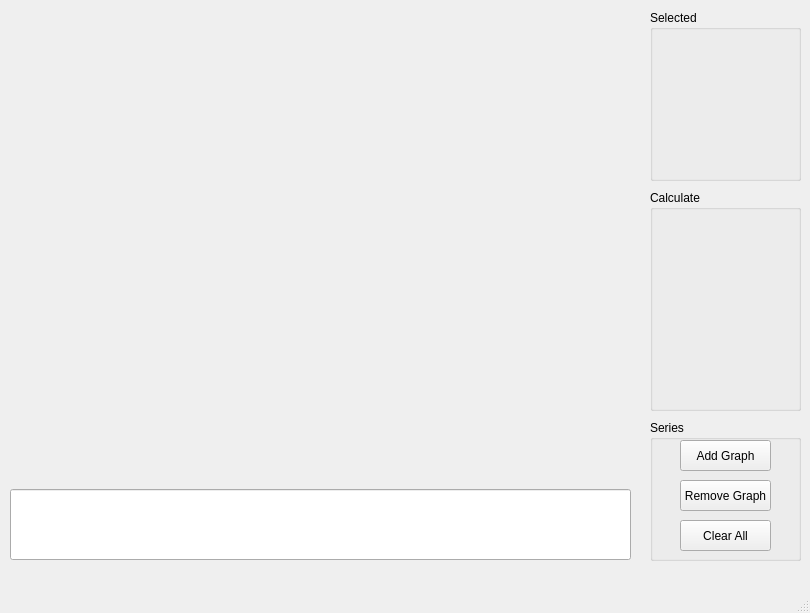
First picture: the form in View/mainwindow.ui, repository Qt-MVC-MVVM/MiniGrapher, before the edit.
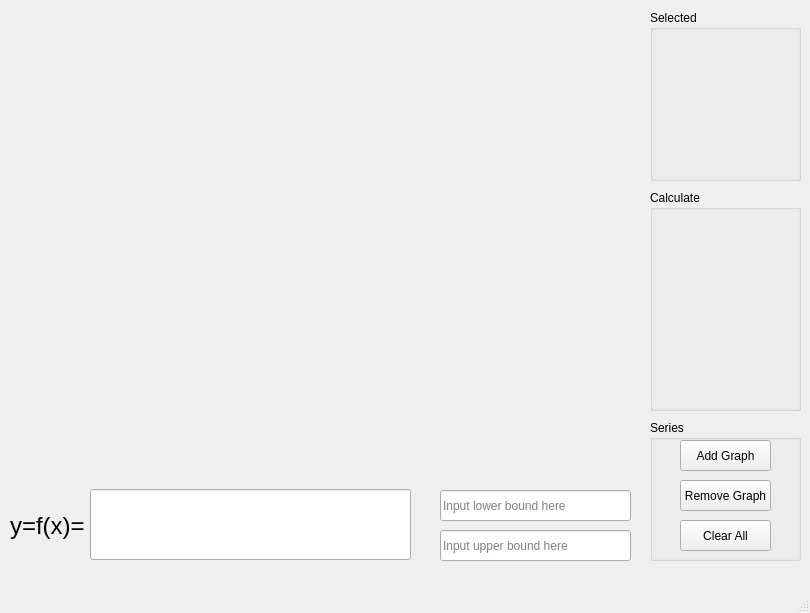
Second picture: the form after the edit. Custom widgets are drawn as their Qt base class.

What changed in the file:
```diff
--- a/View/mainwindow.ui
+++ b/View/mainwindow.ui
@@ -40,12 +40,18 @@
    <widget class="QLineEdit" name="InputEdit">
     <property name="geometry">
      <rect>
-      <x>10</x>
+      <x>90</x>
       <y>489</y>
-      <width>621</width>
+      <width>321</width>
       <height>71</height>
      </rect>
     </property>
+    <property name="placeholderText">
+     <string/>
+    </property>
+    <property name="clearButtonEnabled">
+     <bool>false</bool>
+    </property>
    </widget>
    <widget class="QGroupBox" name="SeriesBox">
     <property name="geometry">
@@ -112,6 +118,50 @@
      <string>Calculate</string>
     </property>
    </widget>
+   <widget class="QLabel" name="label">
+    <property name="geometry">
+     <rect>
+      <x>10</x>
+      <y>500</y>
+      <width>91</width>
+      <height>51</height>
+     </rect>
+    </property>
+    <property name="font">
+     <font>
+      <pointsize>18</pointsize>
+     </font>
+    </property>
+    <property name="text">
+     <string>y=f(x)=</string>
+    </property>
+   </widget>
+   <widget class="QLineEdit" name="LowerBound">
+    <property name="geometry">
+     <rect>
+      <x>440</x>
+      <y>490</y>
+      <width>191</width>
+      <height>31</height>
+     </rect>
+    </property>
+    <property name="placeholderText">
+     <string>Input lower bound here</string>
+    </property>
+   </widget>
+   <widget class="QLineEdit" name="UpperBound">
+    <property name="geometry">
+     <rect>
+      <x>440</x>
+      <y>530</y>
+      <width>191</width>
+      <height>31</height>
+     </rect>
+    </property>
+    <property name="placeholderText">
+     <string>Input upper bound here</string>
+    </property>
+   </widget>
   </widget>
   <widget class="QMenuBar" name="menubar">
    <property name="geometry">
```
Left out of the diff: 4 changed lines with no effect on the pictures.
